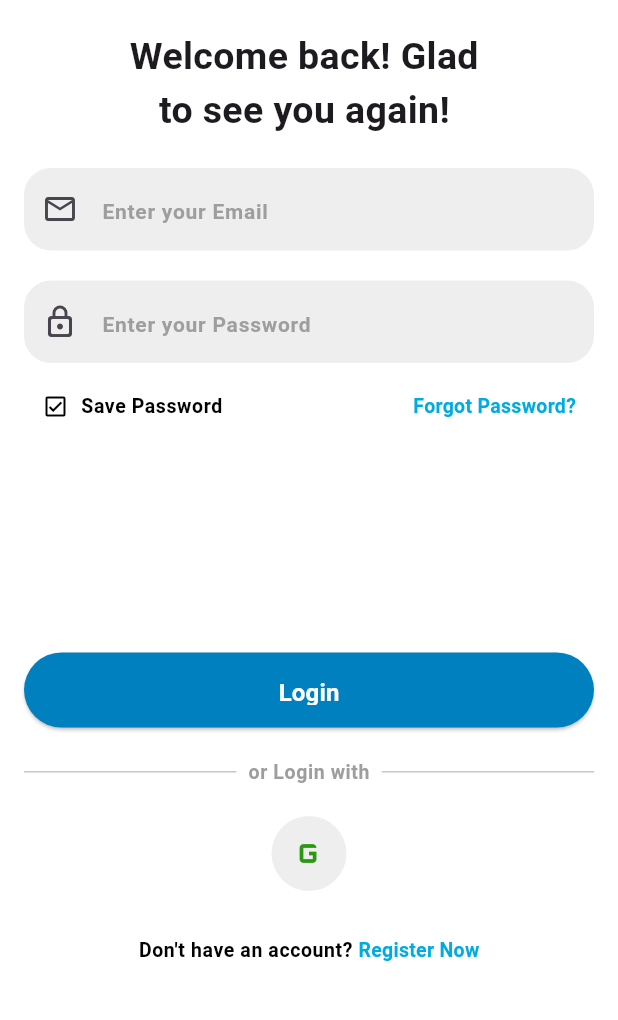
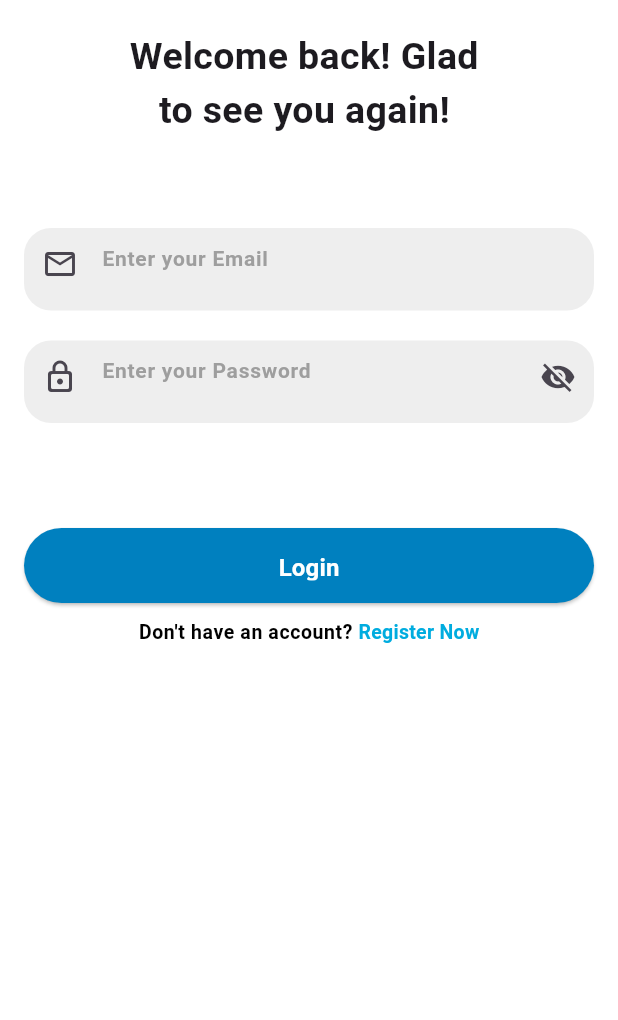
Before and after one commit to rushikeshBramhankar/horizon, a Flutter app: the screen it shows after launch, after a tap on "Login", on a phone screen of 412 x 824 dp, the part 114-1134 px from its top. Run offline on Flutter 3.47's test engine with Material 3 defaults, Android fonts, the light colour scheme and no system bars; our stand-ins replace firebase_auth, firebase_core, firebase_database; accounts and stored records are empty; network calls fail.

Commit message:
Firebase setup with authentication

```diff
--- a/lib/Authentication/login.dart
+++ b/lib/Authentication/login.dart
@@ -1,5 +1,5 @@
-import 'dart:ffi';
 import 'package:flutter/material.dart';
+import 'package:firebase_auth/firebase_auth.dart';
 import 'package:horizon_project/Authentication/forgotPassword.dart';
 import 'package:horizon_project/Authentication/register.dart';
 import 'package:horizon_project/home.dart';
@@ -12,7 +12,26 @@ class LoginPage extends StatefulWidget {
 class _LoginPageState extends State<LoginPage> {
   final TextEditingController emailController = TextEditingController();
   final TextEditingController passwordController = TextEditingController();
+  final FirebaseAuth _auth = FirebaseAuth.instance;
   bool _obscurePassword = true;
+
+  void loginUser() async {
+    try {
+      UserCredential userCredential = await _auth.signInWithEmailAndPassword(
+        email: emailController.text,
+        password: passwordController.text,
+      );
+      // If login is successful, navigate to Home screen
+      Navigator.of(context).pushReplacement(
+        MaterialPageRoute(builder: (context) => Home()),
+      );
+    } catch (e) {
+      // If login fails, show error message
+      ScaffoldMessenger.of(context).showSnackBar(
+        SnackBar(content: Text("Please check the email/password")),
+      );
+    }
+  }
 
   @override
   Widget build(BuildContext context) {
@@ -67,9 +86,10 @@ class _LoginPageState extends State<LoginPage> {
                   ),
                 ),
               ),
+              SizedBox(height: 40),
               SizedBox(height: 20),
 
-              // Email/Phone Number Field
+              // Email Field
               Container(
                 height: 55,
                 width: 380,
@@ -87,15 +107,15 @@ class _LoginPageState extends State<LoginPage> {
                       fontWeight: FontWeight.bold,
                     ),
                     prefixIcon: Icon(Icons.mail_outline),
-                    border: InputBorder.none, // Remove underline
-                    contentPadding: EdgeInsets.symmetric(
-                        vertical: 17), // Vertically center the text and icon
+                    border: InputBorder.none,
                   ),
                   keyboardType: TextInputType.emailAddress,
                 ),
               ),
 
               SizedBox(height: 20),
+
+              // Password Field
               Container(
                 height: 55,
                 width: 380,
@@ -104,7 +124,8 @@ class _LoginPageState extends State<LoginPage> {
                   color: Colors.grey[200],
                 ),
                 child: TextField(
-                  controller: emailController,
+                  controller: passwordController,
+                  obscureText: _obscurePassword,
                   decoration: InputDecoration(
                     hintText: "Enter your Password",
                     hintStyle: TextStyle(
@@ -113,71 +134,26 @@ class _LoginPageState extends State<LoginPage> {
                       fontWeight: FontWeight.bold,
                     ),
                     prefixIcon: Icon(Icons.lock_outline_rounded),
-                    border: InputBorder.none, // Remove underline
-                    contentPadding: EdgeInsets.symmetric(
-                        vertical: 17), // Vertically center the text and icon
+                    suffixIcon: IconButton(
+                      icon: Icon(
+                        _obscurePassword
+                            ? Icons.visibility_off
+                            : Icons.visibility,
+                      ),
+                      onPressed: () {
+                        setState(() {
+                          _obscurePassword = !_obscurePassword;
+                        });
+                      },
+                    ),
+                    border: InputBorder.none,
                   ),
-                  keyboardType: TextInputType.emailAddress,
                 ),
               ),
 
-              SizedBox(height: 5),
-
-              Row(
-                mainAxisAlignment: MainAxisAlignment.spaceBetween,
-                children: [
-                  TextButton(
-                    onPressed: () {
-                      Navigator.of(context).push(
-                        MaterialPageRoute(
-                            builder: (context) => ForgotPasswordPage()),
-                      );
-                    },
-                    child: Row(
-                      children: [
-                        Icon(
-                          Icons.check_box_outlined,
-                          color: Colors.black,
-                        ),
-                        SizedBox(
-                          width: 8,
-                        ),
-                        Text(
-                          "Save Password",
-                          style: TextStyle(
-                              fontSize: 13,
-                              color: Colors.black,
-                              fontWeight: FontWeight.bold,
-                              letterSpacing: 0.4),
-                        ),
-                      ],
-                    ),
-                  ),
-                  TextButton(
-                    onPressed: () {
-                      Navigator.of(context).push(
-                        MaterialPageRoute(
-                            builder: (context) => ForgotPasswordPage()),
-                      );
-                    },
-                    child: Text(
-                      "Forgot Password?",
-                      style: TextStyle(
-                          fontSize: 13,
-                          color: Color(0xFF00ACDF),
-                          fontWeight: FontWeight.bold,
-                          letterSpacing: 0.2),
-                    ),
-                  ),
-                ],
-              ),
-
-              SizedBox(height: 20),
+              SizedBox(height: 70),
 
               // Login Button
-              SizedBox(
-                height: 120,
-              ),
               Container(
                 height: 50,
                 width: 380,
@@ -189,11 +165,7 @@ class _LoginPageState extends State<LoginPage> {
                       borderRadius: BorderRadius.circular(30),
                     ),
                   ),
-                  onPressed: () {
-                    Navigator.of(context).push(
-                      MaterialPageRoute(builder: (context) => Home()),
-                    );
-                  },
+                  onPressed: loginUser,
                   child: Text(
                     'Login',
                     style: TextStyle(
@@ -203,56 +175,7 @@ class _LoginPageState extends State<LoginPage> {
                   ),
                 ),
               ),
-
-              SizedBox(height: 20),
-
-              // Divider with "or login with"
-              Row(
-                children: <Widget>[
-                  Expanded(child: Divider(thickness: 1)),
-                  Padding(
-                    padding: const EdgeInsets.symmetric(horizontal: 8.0),
-                    child: Text(
-                      "or Login with",
-                      style: TextStyle(
-                          fontSize: 13,
-                          color: Colors.grey,
-                          fontWeight: FontWeight.bold,
-                          letterSpacing: 0.4),
-                    ),
-                  ),
-                  Expanded(child: Divider(thickness: 1)),
-                ],
-              ),
-
-              SizedBox(height: 20),
-
-              // Social Login Buttons (Facebook, Google, Apple)
-              Row(
-                mainAxisAlignment: MainAxisAlignment.center,
-                children: [
-                  Container(
-                    height: 50,
-                    width: 50,
-                    decoration: BoxDecoration(
-                        shape: BoxShape.circle, color: Colors.grey[200]),
-                    child: IconButton(
-                      icon: Icon(
-                        Icons.g_mobiledata,
-                        color: Color.fromARGB(255, 42, 152, 17),
-                      ),
-                      // icon: Image.asset('assets/google_icon.png'),
-                      iconSize: 30,
-                      onPressed: () {
-                        // Google login logic
-                      },
-                    ),
-                  ),
-                ],
-              ),
-
-              SizedBox(height: 30),
-
+              SizedBox(height: 10),
               // Register Now Option
               Row(
                 mainAxisAlignment: MainAxisAlignment.center,
--- a/lib/main.dart
+++ b/lib/main.dart
@@ -1,11 +1,15 @@
+import 'package:firebase_core/firebase_core.dart';
 import 'package:flutter/material.dart';
 import 'package:horizon_project/Authentication/splashScreen.dart';
 import 'package:horizon_project/add.dart';
+import 'package:horizon_project/firebase_options.dart';
 import 'package:horizon_project/home.dart';
 import 'package:horizon_project/profile.dart';
 import 'package:horizon_project/search.dart';
 
-void main() {
+void main() async {
+  WidgetsFlutterBinding.ensureInitialized();
+  await Firebase.initializeApp(options: DefaultFirebaseOptions.currentPlatform);
   runApp(
     MaterialApp(
       home: SplashScreen(),
--- a/pubspec.yaml
+++ b/pubspec.yaml
@@ -35,6 +35,10 @@ dependencies:
   # The following adds the Cupertino Icons font to your application.
   # Use with the CupertinoIcons class for iOS style icons.
   cupertino_icons: ^1.0.6
+  firebase_core: ^3.6.0
+  firebase_database: ^11.1.4
+  firebase_auth: ^5.3.1
+  google_sign_in: ^6.2.1
 
 dev_dependencies:
   flutter_test:
```
Also changed, not shown: lib/Authentication/register.dart (+89 -59 lines), firebase.json (added), lib/firebase_options.dart (added), pubspec.lock, 8 other files.
